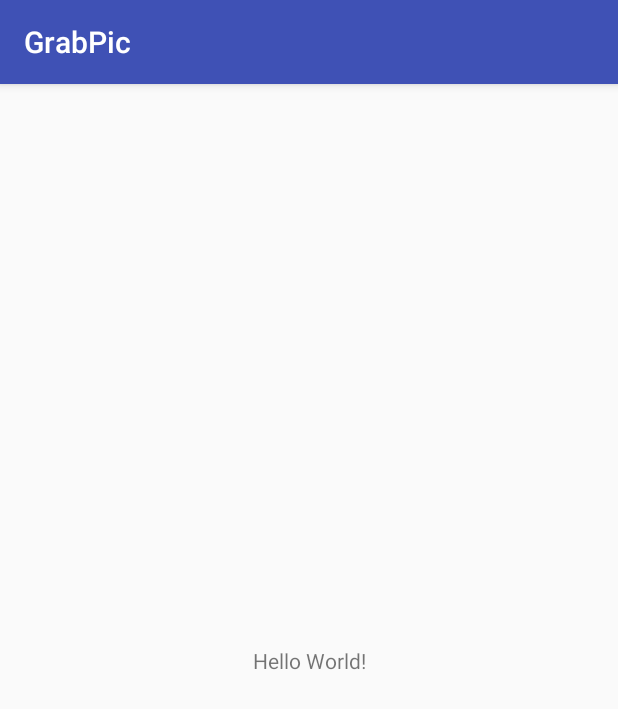
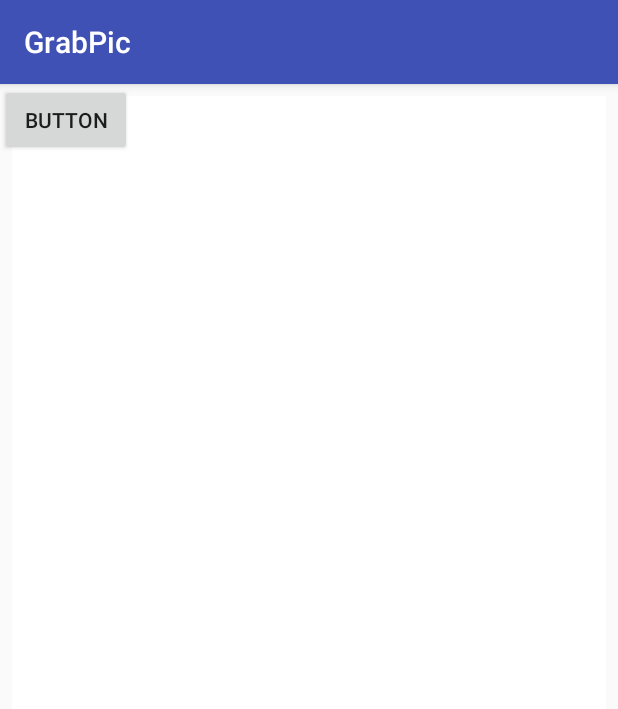
Before and after one commit to echovaio/GrabPic, an Android app: the screen it shows after launch (MainActivity), on a phone screen of 412 x 824 dp. Shown: the top 709 px of the screen. Run offline under Robolectric (Android 15) with nearby library versions, the phone set to English and light mode, and no system bars; pictures from the network do not load.

Commit message:
create essential frame

```diff
--- a/app/src/main/AndroidManifest.xml
+++ b/app/src/main/AndroidManifest.xml
@@ -1,6 +1,8 @@
 <?xml version="1.0" encoding="utf-8"?>
 <manifest package="mobi.dingdian.android.grabpic"
           xmlns:android="http://schemas.android.com/apk/res/android">
+
+    <uses-permission android:name="android.permission.INTERNET"/>
 
     <application
         android:allowBackup="true"
--- a/app/src/main/java/mobi/dingdian/android/grabpic/MainActivity.java
+++ b/app/src/main/java/mobi/dingdian/android/grabpic/MainActivity.java
@@ -2,12 +2,58 @@ package mobi.dingdian.android.grabpic;
 
 import android.support.v7.app.AppCompatActivity;
 import android.os.Bundle;
+import android.view.View;
+import android.widget.Button;
+import android.widget.ImageView;
 
-public class MainActivity extends AppCompatActivity {
+import java.util.ArrayList;
+
+public class MainActivity extends AppCompatActivity implements View.OnClickListener{
+    private Button showBtn;
+    private ImageView showImg;
+    private ArrayList<String> urls;
+    private int curPos = 0;
+    private PictureLoader loader;
 
     @Override
     protected void onCreate(Bundle savedInstanceState) {
         super.onCreate(savedInstanceState);
         setContentView(R.layout.activity_main);
+        loader = new PictureLoader();
+        initData();
+        initUI();
+    }
+
+    private void initData() {
+        urls = new ArrayList<>();
+        urls.add("http://ww4.sinaimg.cn/large/610dc034jw1f6ipaai7wgj20dw0kugp4.jpg");
+        urls.add("http://ww3.sinaimg.cn/large/610dc034jw1f6gcxc1t7vj20hs0hsgo1.jpg");
+        urls.add("http://ww4.sinaimg.cn/large/610dc034jw1f6f5ktcyk0j20u011hacg.jpg");
+        urls.add("http://ww1.sinaimg.cn/large/610dc034jw1f6e1f1qmg3j20u00u0djp.jpg");
+        urls.add("http://ww3.sinaimg.cn/large/610dc034jw1f6aipo68yvj20qo0qoaee.jpg");
+        urls.add("http://ww3.sinaimg.cn/large/610dc034jw1f69c9e22xjj20u011hjuu.jpg");
+        urls.add("http://ww3.sinaimg.cn/large/610dc034jw1f689lmaf7qj20u00u00v7.jpg");
+        urls.add("http://ww3.sinaimg.cn/large/c85e4a5cjw1f671i8gt1rj20vy0vydsz.jpg");
+        urls.add("http://ww2.sinaimg.cn/large/610dc034jw1f65f0oqodoj20qo0hntc9.jpg");
+        urls.add("http://ww2.sinaimg.cn/large/c85e4a5cgw1f62hzfvzwwj20hs0qogpo.jpg");
+    }
+
+    private void initUI() {
+        showBtn = findViewById(R.id.btn_show);
+        showImg = findViewById(R.id.img_show);
+        showBtn.setOnClickListener(this);
+    }
+
+    @Override
+    public void onClick(View view) {
+        switch (view.getId()) {
+            case R.id.btn_show:
+                if (curPos > 9) {
+                    curPos = 0;
+                }
+                loader.load(showImg, urls.get(curPos));
+                curPos++;
+                break;
+        }
     }
 }
--- a/app/src/main/res/layout/activity_main.xml
+++ b/app/src/main/res/layout/activity_main.xml
@@ -7,13 +7,26 @@
     android:layout_height="match_parent"
     tools:context=".MainActivity">
 
-    <TextView
+    <ImageView
+        android:id="@+id/img_show"
+        android:layout_width="match_parent"
+        android:layout_height="match_parent"
+        android:layout_marginEnd="8dp"
+        android:layout_marginLeft="8dp"
+        android:layout_marginRight="8dp"
+        android:layout_marginStart="8dp"
+        android:layout_marginTop="8dp"
+        app:layout_constraintEnd_toEndOf="parent"
+        app:layout_constraintStart_toStartOf="parent"
+        app:layout_constraintTop_toTopOf="parent"
+        app:srcCompat="@android:color/background_light"/>
+
+    <Button
+        android:id="@+id/btn_show"
         android:layout_width="wrap_content"
         android:layout_height="wrap_content"
-        android:text="Hello World!"
-        app:layout_constraintBottom_toBottomOf="parent"
-        app:layout_constraintLeft_toLeftOf="parent"
-        app:layout_constraintRight_toRightOf="parent"
-        app:layout_constraintTop_toTopOf="parent"/>
-
+        android:text="Button"
+        tools:layout_editor_absoluteX="148dp"
+        tools:layout_editor_absoluteY="446dp"
+        tools:ignore="MissingConstraints"/>
 </android.support.constraint.ConstraintLayout>
```
